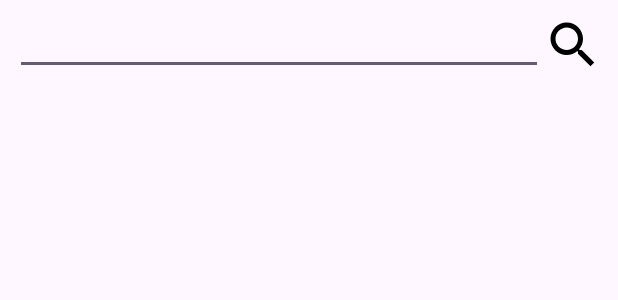
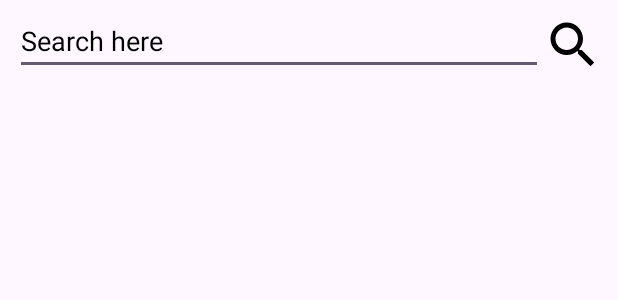
Before and after one commit to vinaygupta17g/News-App, an Android app: the layout activity_main.xml on its own in the app's theme, with its tools: preview values and no code run, on a phone screen of 412 x 824 dp. Shown: the top 300 px of the screen. Run offline under Robolectric (Android 15) with nearby library versions, the phone set to English and light mode, and no system bars; network calls fail.

Commit message:
24-06-2025

```diff
--- a/app/src/main/res/layout/activity_main.xml
+++ b/app/src/main/res/layout/activity_main.xml
@@ -13,6 +13,9 @@
         <EditText
             android:layout_width="0dp"
             android:layout_height="40dp"
+            android:textColor="@color/black"
+            android:hint="Search here"
+            android:textColorHint="@color/black"
             android:layout_weight="1"/>
         <ImageView
             android:layout_width="40dp"
```
